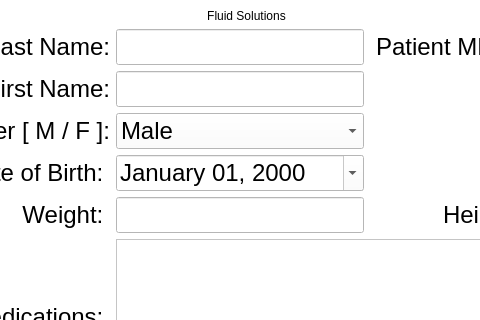
Before: the Qt Designer form app/frontend/views/patientWindow.ui in lmitchell33/Fluid-Solutions, drawn with Qt 5; both pictures show x 127 to 607 and y 0 to 320 of the 747 by 615 pixel window.
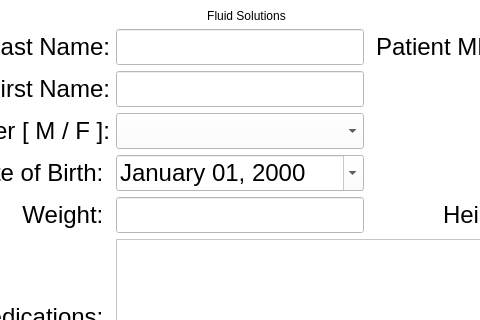
After: the same form once the commit is applied.

Commit message: organized vitals window ui file

The edit to the form file:
```diff
--- a/app/frontend/views/patientWindow.ui
+++ b/app/frontend/views/patientWindow.ui
@@ -160,6 +160,11 @@
       <!-- Dropdown for gender -->
     <item row="3" column="1">
      <widget class="QComboBox" name="gender_dropdown">
+      <item>
+        <property name="text">
+          <string></string>
+        </property>
+      </item>
       <item>
         <property name="text">
           <string>Male</string>
```
The commit also changes 1 other file.
